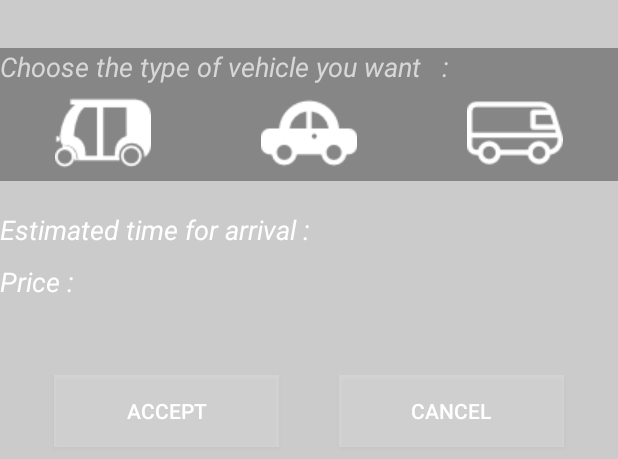
After one commit to MohannedElfatih/Lymbo, an Android app: the layout bottom_sheet.xml on its own in the app's theme, with its tools: preview values and no code run, on a phone screen of 412 x 824 dp. The commit adds this screen. Shown: the top 459 px of the screen. Run offline under Robolectric (Android 15) with nearby library versions, the phone set to English and light mode, and no system bars.

Commit message:
BottomSheet update

```diff
--- /dev/null
+++ b/app/src/main/res/layout/bottom_sheet.xml
@@ -0,0 +1,138 @@
+<?xml version="1.0" encoding="utf-8"?>
+<LinearLayout xmlns:android="http://schemas.android.com/apk/res/android"
+    android:layout_width="match_parent"
+    android:layout_height="match_parent"
+    android:paddingBottom="32dp"
+    android:paddingTop="32dp"
+    android:orientation="vertical"
+    android:background="#30000000">
+
+    <LinearLayout
+        android:id="@+id/linearLayout"
+        android:layout_width="fill_parent"
+        android:layout_height="wrap_content"
+        android:layout_centerHorizontal="true"
+        android:layout_centerVertical="true"
+        android:orientation="horizontal"
+        android:background="#30000000">
+        <TextView
+            android:layout_width="fill_parent"
+            android:layout_height="wrap_content"
+            android:text="Choose the type of vehicle you want   :"
+
+            android:textColor="#d7d7d7"
+            android:textSize="18sp"
+            android:layout_above="@+id/linearLayout"
+            android:layout_alignRight="@+id/linearLayout2"
+            android:layout_alignEnd="@+id/linearLayout2"
+            android:fontFamily="@string/abc_action_bar_home_description"
+            android:background="#30000000"
+            android:textStyle="italic" />
+
+
+    </LinearLayout>
+
+    <LinearLayout
+        android:layout_width="fill_parent"
+        android:layout_height="wrap_content"
+        android:orientation="horizontal"
+        android:id="@+id/ll"
+        android:background="#30000000">
+
+        <ImageButton
+            android:id="@+id/tuktuk"
+            android:layout_width="wrap_content"
+            android:layout_height="wrap_content"
+            android:layout_gravity="center"
+            android:layout_marginLeft="0dp"
+            android:layout_marginRight="0dp"
+            android:layout_weight="1"
+            android:background="#30000000"
+            android:src="@drawable/tuktuk"
+            android:nestedScrollingEnabled="false"
+            android:onClick="type" />
+
+        <ImageButton
+            android:id="@+id/car"
+            android:layout_width="wrap_content"
+            android:layout_height="wrap_content"
+            android:layout_gravity="center"
+            android:layout_marginLeft="0dp"
+            android:layout_marginRight="0dp"
+            android:layout_weight="1"
+            android:background="#30000000"
+            android:src="@drawable/choicecar"
+            android:onClick="type"
+            android:nestedScrollingEnabled="false" />
+
+        <ImageButton
+            android:layout_width="wrap_content"
+            android:layout_height="wrap_content"
+            android:id="@+id/amjad"
+            android:layout_weight="1"
+            android:src="@drawable/amjad"
+            android:onClick="type"
+            android:background="#30000000" />
+
+    </LinearLayout>
+
+    <LinearLayout
+        android:orientation="vertical"
+        android:layout_width="match_parent"
+        android:layout_height="wrap_content">
+
+        <TextView
+            android:layout_width="match_parent"
+            android:layout_height="wrap_content"
+            android:textAppearance="?android:attr/textAppearanceMedium"
+            android:text="Estimated time for arrival : "
+            android:id="@+id/textView"
+            android:textSize="18sp"
+            android:paddingTop="20dp"
+            android:textColor="#FFFFFF"
+            android:textStyle="italic"/>
+
+        <TextView
+            android:layout_width="match_parent"
+            android:layout_height="wrap_content"
+            android:textAppearance="?android:attr/textAppearanceMedium"
+            android:text="Price : "
+            android:id="@+id/textView2"
+            android:textSize="18sp"
+            android:paddingTop="10dp"
+            android:textColor="#FFFFFF"
+            android:textStyle="italic"/>
+    </LinearLayout>
+
+    <LinearLayout
+        android:orientation="horizontal"
+        android:layout_width="match_parent"
+        android:layout_height="wrap_content"
+        android:weightSum="1"
+        android:layout_marginTop="50dp"
+        android:gravity="center_horizontal" >
+
+        <Button
+            android:layout_width="150dp"
+            android:layout_height="wrap_content"
+            android:text="Accept"
+            android:id="@+id/button3"
+            android:layout_gravity="center_horizontal|bottom"
+            android:layout_marginTop="20dp"
+            android:background="#33ffffff"
+            android:textColor="#ffffff"
+            android:layout_marginRight="20dp" />
+
+        <Button
+            android:layout_width="150dp"
+            android:layout_height="wrap_content"
+            android:text="Cancel"
+            android:id="@+id/button4"
+            android:layout_gravity="center_horizontal|bottom"
+            android:layout_marginTop="20dp"
+            android:background="#33ffffff"
+            android:textColor="#ffffff"
+            android:layout_marginLeft="20dp" />
+    </LinearLayout>
+
+</LinearLayout>
```
Also changed, not shown: app/src/main/java/com/gailardia/lymbo/Rider.java (+61 -0 lines), app/src/main/res/anim/popup_show.xml (added, +8 -0 lines), app/src/main/res/anim/poput_hide.xml (added, +8 -0 lines), app/src/main/res/values/styles.xml (+13 -1 lines).
